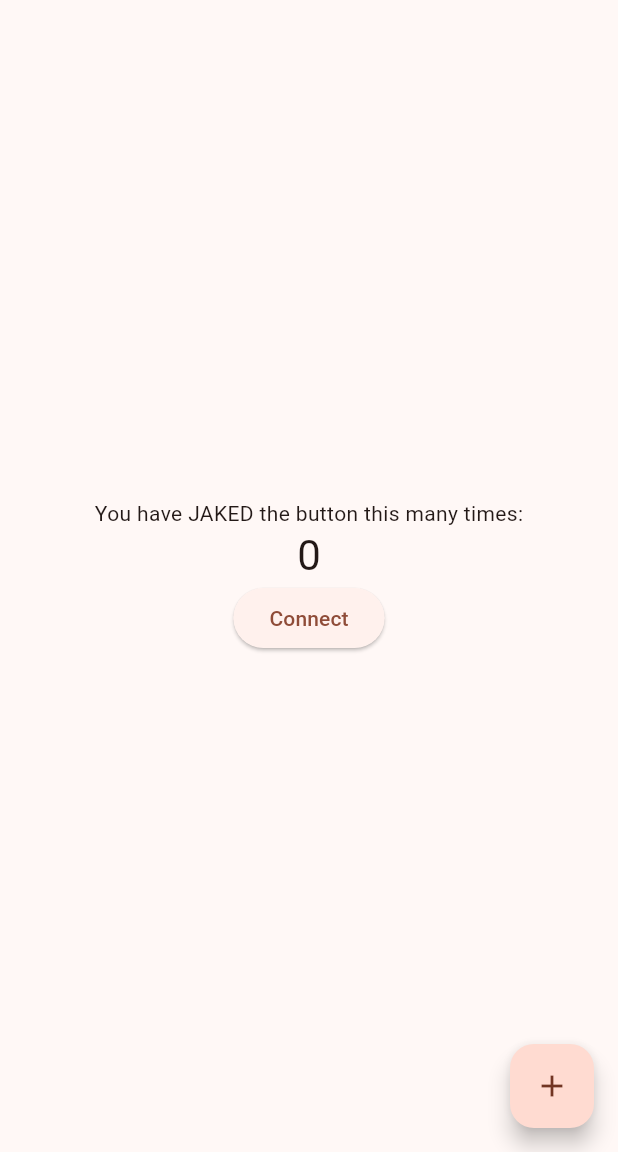
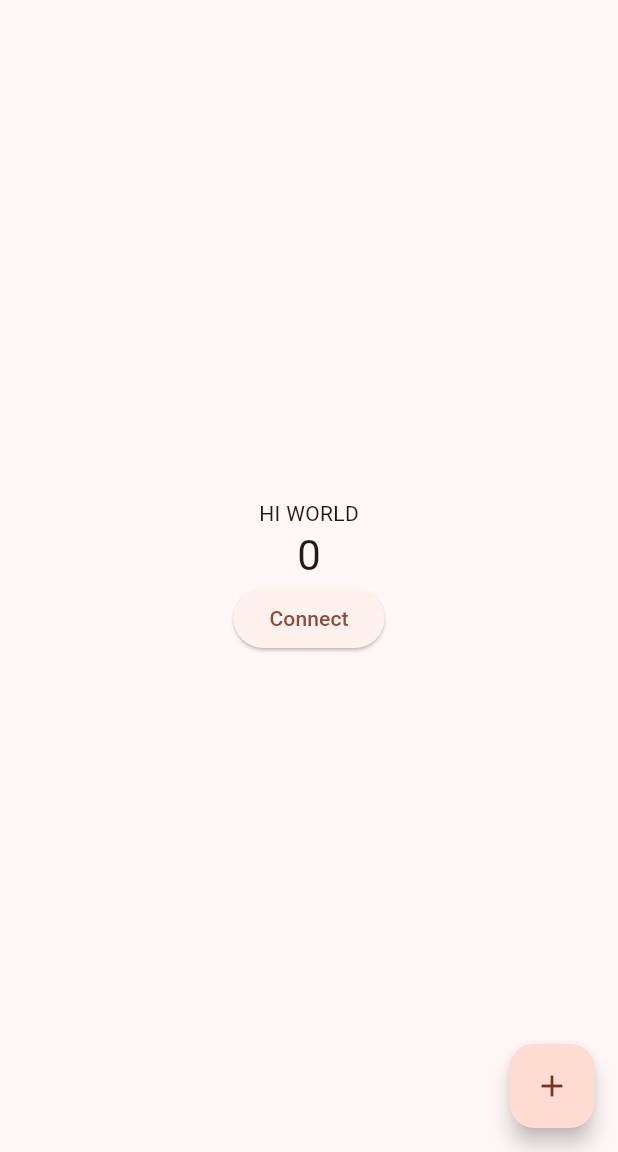
Before and after one commit to lazoolo/mquack, a Flutter app: the screen it shows after launch, after a tap on "Connect", on a phone screen of 412 x 824 dp, the part 84-1236 px from its top. Run offline on Flutter 3.47's test engine with Material 2 defaults, Android fonts, the phone set to English and light mode, and no system bars; missing offline and left inert: mqtt_client.

Commit message:
Show message updates

```diff
--- a/lib/main.dart
+++ b/lib/main.dart
@@ -61,6 +61,7 @@ class MyHomePage extends StatefulWidget {
 class _MyHomePageState extends State<MyHomePage> {
   MqttManager? mqttManager;
   int _counter = 0;
+  String _message = 'HI WORLD';
 
   void _incrementCounter() {
     setState(() {
@@ -79,8 +80,8 @@ class _MyHomePageState extends State<MyHomePage> {
         child: Column(
           mainAxisAlignment: MainAxisAlignment.center,
           children: <Widget>[
-            const Text(
-              'You have JAKED the button this many times:',
+            Text(
+              _message,
             ),
             Text(
               '$_counter',
@@ -98,6 +99,11 @@ class _MyHomePageState extends State<MyHomePage> {
                     onConnectionChanged: (connected) {
                       Provider.of<ConnectionState>(context, listen: false)
                           .connected = connected;
+                    },
+                    onMessageReceived: (message) {
+                      setState(() {
+                        _message = message;
+                      });
                     },
                   );
                   mqttManager?.connectToBroker();
--- a/lib/mquacktt.dart
+++ b/lib/mquacktt.dart
@@ -6,6 +6,8 @@ class MqttManager {
   final String serverAddress;
   final String clientId;
   final Function(bool) onConnectionChanged;
+  final Function(String) onMessageReceived;
+
   MqttServerClient? client;
 
   final _logger = Logger('MqttManager');
@@ -14,6 +16,7 @@ class MqttManager {
     required this.serverAddress,
     required this.clientId,
     required this.onConnectionChanged,
+    required this.onMessageReceived,
   });
 
   Future<MqttServerClient> connectToBroker() async {
@@ -34,13 +37,7 @@ class MqttManager {
     if (client!.connectionStatus!.state == MqttConnectionState.connected) {
       _logger.info('MQTT client connected');
       // Set the callback for when a message is received
-      client!.updates!.listen((List<MqttReceivedMessage<MqttMessage>> c) {
-        final MqttPublishMessage recMess = c[0].payload as MqttPublishMessage;
-        final String pt =
-            MqttPublishPayload.bytesToStringAsString(recMess.payload.message);
-
-        _logger.info('Received message: $pt from topic: ${c[0].topic}');
-      });
+      setupMessageListener(); // Use setupMessageListener here
     } else {
       _logger.info('ERROR: MQTT client connection failed - '
           'disconnecting, state is ${client!.connectionStatus!.state}');
@@ -48,6 +45,17 @@ class MqttManager {
     }
 
     return client!;
+  }
+
+  void setupMessageListener() {
+    client?.updates?.listen((List<MqttReceivedMessage<MqttMessage>> c) {
+      final MqttPublishMessage recMess = c[0].payload as MqttPublishMessage;
+      final String newMessage =
+          MqttPublishPayload.bytesToStringAsString(recMess.payload.message);
+
+      // Call the callback
+      onMessageReceived(newMessage);
+    });
   }
 
   void disconnect() {
```
Also changed, not shown: 1 other file.
